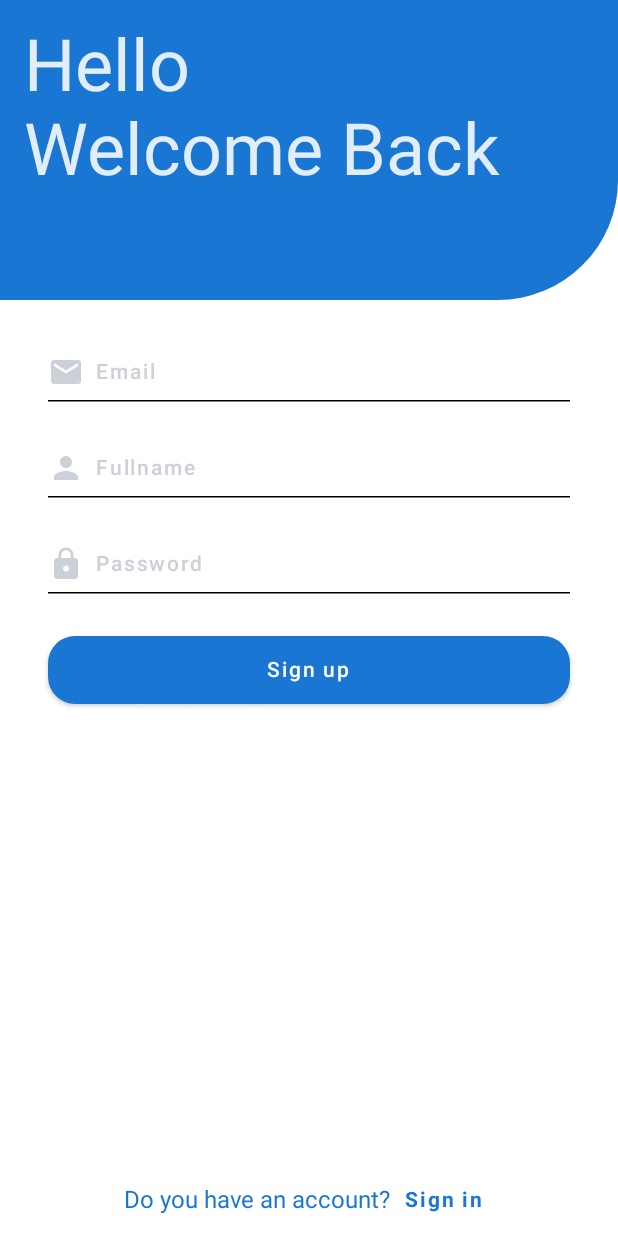
After one commit to Tislami/JetpackCompose_Twitter, an Android app built with Jetpack Compose: the composable RegistrationScreen shown on its own in the app's theme, on a phone screen of 412 x 824 dp. The commit adds this screen. Run offline under Robolectric (Android 15) with nearby library versions, the phone set to English and light mode, and no system bars.

Commit message:
Auth Screens added

```diff
--- /dev/null
+++ b/app/src/main/java/com/tis/jetpackcompose_twitter/domain/model/Response.kt
@@ -0,0 +1,3 @@
+package com.tis.jetpackcompose_twitter.domain.model
+
+sealed class Response
--- /dev/null
+++ b/app/src/main/java/com/tis/jetpackcompose_twitter/presentation/screens/authentication/AuthTextField.kt
@@ -0,0 +1,84 @@
+package com.tis.jetpackcompose_twitter.presentation.screens.authentication
+
+import androidx.compose.foundation.BorderStroke
+import androidx.compose.foundation.background
+import androidx.compose.foundation.border
+import androidx.compose.foundation.layout.*
+import androidx.compose.foundation.text.BasicTextField
+import androidx.compose.material.Icon
+import androidx.compose.material.MaterialTheme
+import androidx.compose.material.Text
+import androidx.compose.material.TextField
+import androidx.compose.material.icons.Icons
+import androidx.compose.material.icons.filled.Email
+import androidx.compose.runtime.Composable
+import androidx.compose.ui.Alignment
+import androidx.compose.ui.Modifier
+import androidx.compose.ui.draw.drawWithContent
+import androidx.compose.ui.geometry.Offset
+import androidx.compose.ui.graphics.Color
+import androidx.compose.ui.graphics.RectangleShape
+import androidx.compose.ui.graphics.vector.ImageVector
+import androidx.compose.ui.tooling.preview.Preview
+import androidx.compose.ui.unit.Dp
+import androidx.compose.ui.unit.dp
+import androidx.compose.ui.unit.sp
+import androidx.constraintlayout.widget.Placeholder
+
+@Composable
+fun AuthTextField(
+    value: String,
+    onValueChange: (String) -> Unit,
+    placeholder: String? = null,
+    icon: ImageVector? = null
+) {
+    BasicTextField(
+        value = value,
+        onValueChange = onValueChange,
+        modifier = Modifier
+            .fillMaxWidth()
+            .drawIndicatorLine(BorderStroke(1.dp, Color.Black))
+            .height(64.dp),
+        decorationBox = { innerTextField ->
+            Row(
+                verticalAlignment = Alignment.CenterVertically,
+                horizontalArrangement = Arrangement.spacedBy(8.dp)
+            ) {
+                if (icon != null) {
+                    Icon(
+                        imageVector = icon,
+                        contentDescription = null,
+                        tint = MaterialTheme.colors.onSecondary,
+                    )
+                }
+                Box{
+                    if (placeholder != null && value.isEmpty()) {
+                        Text(
+                            text = placeholder,
+                            style = MaterialTheme.typography.button,
+                            color = MaterialTheme.colors.onSecondary
+                        )
+                    }
+                    innerTextField()
+                }
+            }
+        }
+    )
+}
+
+
+internal fun Modifier.drawIndicatorLine(indicatorBorder: BorderStroke): Modifier {
+    val strokeWidthDp = indicatorBorder.width
+    return drawWithContent {
+        drawContent()
+        if (strokeWidthDp == Dp.Hairline) return@drawWithContent
+        val strokeWidth = strokeWidthDp.value * density
+        val y = (size.height/1.25f )
+        drawLine(
+            indicatorBorder.brush,
+            Offset(0f, y),
+            Offset(size.width, y),
+            strokeWidth
+        )
+    }
+}
--- /dev/null
+++ b/app/src/main/java/com/tis/jetpackcompose_twitter/presentation/screens/authentication/Components.kt
@@ -0,0 +1,91 @@
+package com.tis.jetpackcompose_twitter.presentation.screens.authentication
+
+import android.util.Log
+import androidx.compose.foundation.BorderStroke
+import androidx.compose.foundation.layout.*
+import androidx.compose.foundation.shape.RoundedCornerShape
+import androidx.compose.material.*
+import androidx.compose.runtime.Composable
+import androidx.compose.ui.Alignment
+import androidx.compose.ui.Modifier
+import androidx.compose.ui.draw.drawWithContent
+import androidx.compose.ui.geometry.Offset
+import androidx.compose.ui.layout.layout
+import androidx.compose.ui.text.font.FontStyle
+import androidx.compose.ui.text.font.FontWeight
+import androidx.compose.ui.text.style.TextAlign
+import androidx.compose.ui.tooling.preview.Preview
+import androidx.compose.ui.unit.*
+import com.tis.jetpackcompose_twitter.utils.TAG
+import com.tis.jetpackcompose_twitter.utils.onClick
+
+
+@Composable
+fun Greeting(
+    modifier: Modifier = Modifier,
+    title: String
+) {
+    Surface(
+        shape = RoundedCornerShape(bottomEnd = 80.dp),
+        color = MaterialTheme.colors.primary,
+        modifier = modifier
+            .fillMaxWidth()
+            .height(200.dp)
+    ) {
+        Text(
+            text = title,
+            style = MaterialTheme.typography.h3,
+            modifier = Modifier.padding(16.dp)
+
+        )
+    }
+}
+
+
+@Composable
+fun PrimaryButton(
+    text: String,
+    onClick: onClick
+) {
+    Button(
+        onClick = onClick,
+        modifier = Modifier
+            .fillMaxWidth()
+            .height(45.dp),
+        shape = RoundedCornerShape(40)
+    ) {
+        Text(text = text)
+    }
+}
+
+@Composable
+fun AuthTextButton(
+    text: String,
+    onClick: onClick,
+) {
+    TextButton(
+        onClick = onClick,
+    ) {
+        Text(
+            text = text,
+            fontWeight = FontWeight.Bold,
+            textAlign = TextAlign.End,
+        )
+    }
+}
+
+
+internal fun Modifier.clipPadding(padding: Dp): Modifier {
+    return layout { measurable, constraints ->
+        val placeable = measurable.measure(constraints)
+        val paddingWidth = placeable.width - constraints.maxWidth
+        val width = constraints.maxWidth
+        val height = placeable.height
+        layout(width, height) {
+            val contentPlaceable = measurable.measure(
+                Constraints(maxWidth = width - paddingWidth + padding.roundToPx(), maxHeight = height)
+            )
+            contentPlaceable.placeRelative((-(padding/2).roundToPx()), 0)
+        }
+    }
+}
--- /dev/null
+++ b/app/src/main/java/com/tis/jetpackcompose_twitter/presentation/screens/authentication/registration/RegistrationScreen.kt
@@ -0,0 +1,97 @@
+package com.tis.jetpackcompose_twitter.presentation.screens.authentication.registration
+
+import androidx.compose.foundation.background
+import androidx.compose.foundation.layout.*
+import androidx.compose.material.MaterialTheme
+import androidx.compose.material.Text
+import androidx.compose.material.icons.Icons
+import androidx.compose.material.icons.filled.Email
+import androidx.compose.material.icons.filled.Lock
+import androidx.compose.material.icons.filled.Person
+import androidx.compose.runtime.*
+import androidx.compose.ui.Alignment
+import androidx.compose.ui.Modifier
+import androidx.compose.ui.unit.dp
+import com.tis.jetpackcompose_twitter.presentation.screens.authentication.*
+import com.tis.jetpackcompose_twitter.presentation.screens.authentication.clipPadding
+
+
+@Composable
+fun RegistrationScreen() {
+
+    var a by remember { mutableStateOf("") }
+    var b by remember { mutableStateOf("") }
+
+    Column(
+        modifier = Modifier
+            .fillMaxSize()
+            .padding(horizontal = 32.dp)
+            .background(
+                color = MaterialTheme.colors.background
+            ),
+        horizontalAlignment = Alignment.CenterHorizontally,
+        verticalArrangement = Arrangement.spacedBy(16.dp)
+    ) {
+
+        Greeting(
+            modifier = Modifier.clipPadding(64.dp),
+            title = "Hello \nWelcome Back"
+        )
+
+
+        Column(
+            modifier = Modifier,
+            verticalArrangement = Arrangement.Center
+        ) {
+
+            AuthTextField(
+                value = a,
+                onValueChange = { a = it },
+                placeholder = "Email",
+                icon = Icons.Default.Email
+            )
+
+            AuthTextField(
+                value = b,
+                onValueChange = { b = it },
+                placeholder = "Fullname",
+                icon = Icons.Default.Person
+            )
+
+            AuthTextField(
+                value = b,
+                onValueChange = { b = it },
+                placeholder = "Password",
+                icon = Icons.Default.Lock
+            )
+
+
+        }
+
+
+        PrimaryButton(
+            text = "Sign up",
+            onClick = {}
+        )
+
+        Spacer(modifier = Modifier
+            .fillMaxHeight()
+            .weight(1f))
+
+        Row(
+            modifier = Modifier,
+            verticalAlignment = Alignment.CenterVertically,
+        ) {
+
+            Text(
+                text = "Do you have an account?",
+                color = MaterialTheme.colors.primary
+            )
+
+            AuthTextButton(
+                text = "Sign in",
+                onClick = { }
+            )
+        }
+    }
+}
--- a/app/src/main/java/com/tis/jetpackcompose_twitter/presentation/ui/theme/Shape.kt
+++ b/app/src/main/java/com/tis/jetpackcompose_twitter/presentation/ui/theme/Shape.kt
@@ -1,4 +1,4 @@
-package com.tis.jetpackcompose_twitter.presentation.screens.authentication.login.theme
+package com.tis.jetpackcompose_twitter.presentation.ui.theme
 
 import androidx.compose.foundation.shape.RoundedCornerShape
 import androidx.compose.material.Shapes
--- /dev/null
+++ b/app/src/main/java/com/tis/jetpackcompose_twitter/utils/Constants.kt
@@ -0,0 +1,5 @@
+package com.tis.jetpackcompose_twitter.utils
+
+typealias onClick = () -> Unit
+
+var TAG : String = "TwitterTag"
```
Also changed, not shown: app/src/main/java/com/tis/jetpackcompose_twitter/presentation/screens/authentication/login/LoginScreen.kt (added, +100 -0 lines), app/src/main/java/com/tis/jetpackcompose_twitter/presentation/screens/main/MainActivity.kt (+3 -5 lines), app/src/main/java/com/tis/jetpackcompose_twitter/presentation/ui/theme/Color.kt (+8 -1 lines), app/src/main/java/com/tis/jetpackcompose_twitter/presentation/ui/theme/Theme.kt (+11 -21 lines), app/src/main/java/com/tis/jetpackcompose_twitter/presentation/ui/theme/Type.kt (+1 -13 lines).
